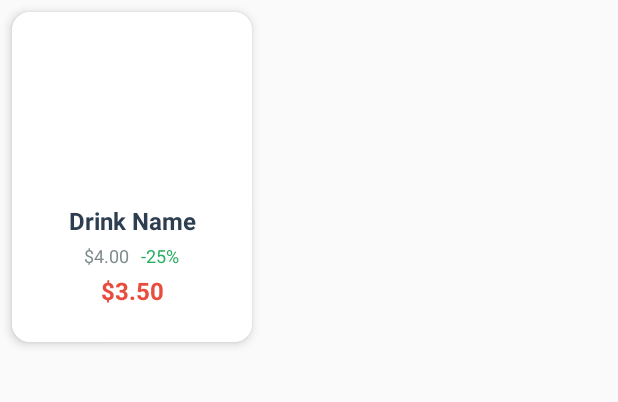
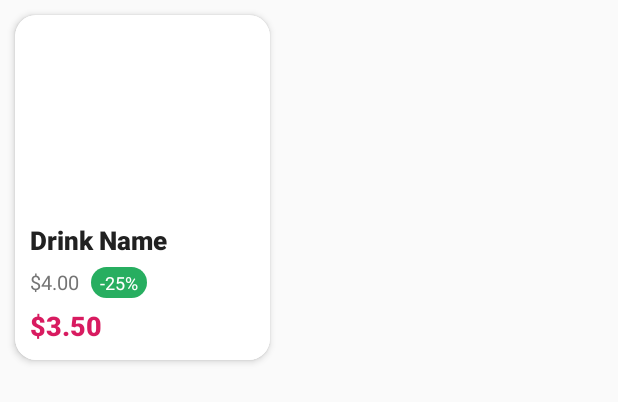
Before and after one commit to Hoshino2004/TinkDrao, an Android app: the layout item_drink.xml on its own in the app's theme, with its tools: preview values and no code run, on a phone screen of 412 x 824 dp. Shown: the top 402 px of the screen. Run offline under Robolectric (Android 15) with nearby library versions, the light colour scheme and no system bars.

Commit message:
Gần như là end game

```diff
--- /dev/null
+++ b/app/src/main/res/drawable/discount_badge.xml
@@ -0,0 +1,5 @@
+<?xml version="1.0" encoding="utf-8"?>
+<shape xmlns:android="http://schemas.android.com/apk/res/android">
+    <corners android:radius="12dp"/>
+    <solid android:color="#27AE60"/>
+</shape>
--- /dev/null
+++ b/app/src/main/res/drawable/discount_badge_light.xml
@@ -0,0 +1,5 @@
+<?xml version="1.0" encoding="utf-8"?>
+<shape xmlns:android="http://schemas.android.com/apk/res/android">
+    <corners android:radius="10dp"/>
+    <solid android:color="#F06292"/>
+</shape>
--- /dev/null
+++ b/app/src/main/res/drawable/glassmorphism_background.xml
@@ -0,0 +1,5 @@
+<?xml version="1.0" encoding="utf-8"?>
+<shape xmlns:android="http://schemas.android.com/apk/res/android">
+    <solid android:color="#15FFFFFF"/>
+    <corners android:radius="20dp"/>
+</shape>
--- /dev/null
+++ b/app/src/main/res/drawable/image_border.xml
@@ -0,0 +1,6 @@
+<?xml version="1.0" encoding="utf-8"?>
+<shape xmlns:android="http://schemas.android.com/apk/res/android">
+    <corners
+        android:topLeftRadius="14dp"
+        android:topRightRadius="14dp"/>
+</shape>
--- /dev/null
+++ b/app/src/main/res/drawable/image_border_square.xml
@@ -0,0 +1,4 @@
+<?xml version="1.0" encoding="utf-8"?>
+<shape xmlns:android="http://schemas.android.com/apk/res/android">
+    <corners android:radius="10dp"/>
+</shape>
--- /dev/null
+++ b/app/src/main/res/drawable/light_background.xml
@@ -0,0 +1,5 @@
+<?xml version="1.0" encoding="utf-8"?>
+<shape xmlns:android="http://schemas.android.com/apk/res/android">
+    <solid android:color="#FFFFFF"/>
+    <corners android:radius="14dp"/>
+</shape>
--- /dev/null
+++ b/app/src/main/res/drawable/sold_out_background.xml
@@ -0,0 +1,5 @@
+<?xml version="1.0" encoding="utf-8"?>
+<shape xmlns:android="http://schemas.android.com/apk/res/android">
+    <solid android:color="#CC222222"/>
+    <corners android:radius="10dp"/>
+</shape>
--- a/app/src/main/res/layout/item_drink.xml
+++ b/app/src/main/res/layout/item_drink.xml
@@ -2,29 +2,34 @@
 <androidx.cardview.widget.CardView
     xmlns:android="http://schemas.android.com/apk/res/android"
     xmlns:card_view="http://schemas.android.com/apk/res-auto"
-    android:layout_width="160dp"
-    android:layout_height="220dp"
-    card_view:cardCornerRadius="12dp"
-    card_view:cardElevation="4dp"
-    android:layout_margin="8dp">
+    android:layout_width="170dp"
+    android:layout_height="230dp"
+    card_view:cardCornerRadius="14dp"
+    card_view:cardElevation="3dp"
+    card_view:cardBackgroundColor="#FFFFFF"
+    android:layout_margin="10dp"
+    android:foreground="?attr/selectableItemBackground">
 
     <FrameLayout
         android:layout_width="match_parent"
         android:layout_height="match_parent">
 
+        <!-- Nền chính nhẹ nhàng -->
         <LinearLayout
             android:layout_width="match_parent"
             android:layout_height="match_parent"
             android:orientation="vertical"
-            android:background="#FFFFFF">
+            android:background="@drawable/light_background">
 
             <!-- Ảnh nước -->
             <ImageView
                 android:id="@+id/drinkImage"
                 android:layout_width="match_parent"
-                android:layout_height="120dp"
+                android:layout_height="130dp"
                 android:scaleType="fitXY"
-                android:contentDescription="Drink Image"/>
+                android:contentDescription="Drink Image"
+                android:clipToOutline="true"
+                android:background="@drawable/image_border"/>
 
             <!-- Tên nước -->
             <TextView
@@ -32,32 +37,33 @@
                 android:layout_width="match_parent"
                 android:layout_height="wrap_content"
                 android:text="Drink Name"
-                android:textSize="16sp"
+                android:textSize="17sp"
                 android:textStyle="bold"
-                android:textColor="#2C3E50"
-                android:paddingHorizontal="8dp"
+                android:textColor="#212121"
+                android:paddingHorizontal="10dp"
                 android:paddingTop="8dp"
                 android:ellipsize="end"
                 android:maxLines="1"
-                android:gravity="center"/>
+                android:gravity="start"
+                android:fontFamily="sans-serif-medium"/>
 
-            <!-- Layout cho giá gốc và phần trăm giảm giá -->
+            <!-- Layout cho giá và giảm giá -->
             <LinearLayout
                 android:layout_width="match_parent"
                 android:layout_height="wrap_content"
                 android:orientation="horizontal"
-                android:gravity="center"
-                android:paddingHorizontal="8dp"
-                android:paddingTop="4dp">
+                android:gravity="center_vertical"
+                android:paddingHorizontal="10dp"
+                android:paddingTop="6dp">
 
-                <!-- Giá gốc (bị gạch ngang) -->
+                <!-- Giá gốc -->
                 <TextView
                     android:id="@+id/drinkOriginalPrice"
                     android:layout_width="wrap_content"
                     android:layout_height="wrap_content"
                     android:text="$4.00"
-                    android:textSize="12sp"
-                    android:textColor="#7F8C8D"
+                    android:textSize="13sp"
+                    android:textColor="#757575"
                     android:paddingEnd="8dp"
                     android:visibility="visible"/>
 
@@ -68,7 +74,10 @@
                     android:layout_height="wrap_content"
                     android:text="-25%"
                     android:textSize="12sp"
-                    android:textColor="#27AE60"/>
+                    android:textColor="#FFFFFF"
+                    android:background="@drawable/discount_badge"
+                    android:paddingHorizontal="6dp"
+                    android:paddingVertical="2dp"/>
             </LinearLayout>
 
             <!-- Giá đã giảm -->
@@ -77,13 +86,14 @@
                 android:layout_width="match_parent"
                 android:layout_height="wrap_content"
                 android:text="$3.50"
-                android:textSize="16sp"
+                android:textSize="18sp"
                 android:textStyle="bold"
-                android:textColor="#E74C3C"
-                android:gravity="center"
-                android:paddingHorizontal="8dp"
-                android:paddingTop="4dp"
-                android:paddingBottom="8dp"/>
+                android:textColor="#D81B60"
+                android:gravity="start"
+                android:paddingHorizontal="10dp"
+                android:paddingTop="6dp"
+                android:paddingBottom="10dp"
+                android:fontFamily="sans-serif-medium"/>
         </LinearLayout>
 
         <!-- Chữ SOLD OUT -->
@@ -100,8 +110,7 @@
             android:padding="8dp"
             android:rotation="-20"
             android:layout_gravity="center"
-            android:visibility="gone"/>
-
+            android:visibility="gone"
+            android:fontFamily="sans-serif-condensed"/>
     </FrameLayout>
-
 </androidx.cardview.widget.CardView>
--- a/app/src/main/res/layout/slider_item.xml
+++ b/app/src/main/res/layout/slider_item.xml
@@ -2,6 +2,7 @@
 <ImageView
     xmlns:android="http://schemas.android.com/apk/res/android"
     android:id="@+id/imageView"
+    android:foreground="?attr/selectableItemBackground"
     android:layout_width="match_parent"
     android:layout_height="match_parent"
     android:scaleType="fitXY"/>
```
Also changed, not shown: app/src/main/java/com/example/tinkdrao/adapter/NewDrinkAdapter.java (+6 -6 lines), app/src/main/res/drawable/discount_badge_glow.xml (added, +8 -0 lines), app/src/main/res/drawable/glow_border.xml (added, +8 -0 lines), app/src/main/res/drawable/gradient_background_2.xml (added, +7 -0 lines), app/src/main/res/drawable/image_container_background.xml (added, +7 -0 lines), app/src/main/res/drawable/image_glow_overlay.xml (added, +7 -0 lines), app/src/main/res/drawable/image_overlay_gradient.xml (added, +7 -0 lines), app/src/main/res/drawable/inner_gradient.xml (added, +8 -0 lines), app/src/main/res/layout/activity_order_list.xml (+5 -4 lines), app/src/main/res/layout/item_new_drink.xml (deleted, +0 -101 lines), app/src/main/res/layout/item_search_drink.xml (+33 -19 lines).
